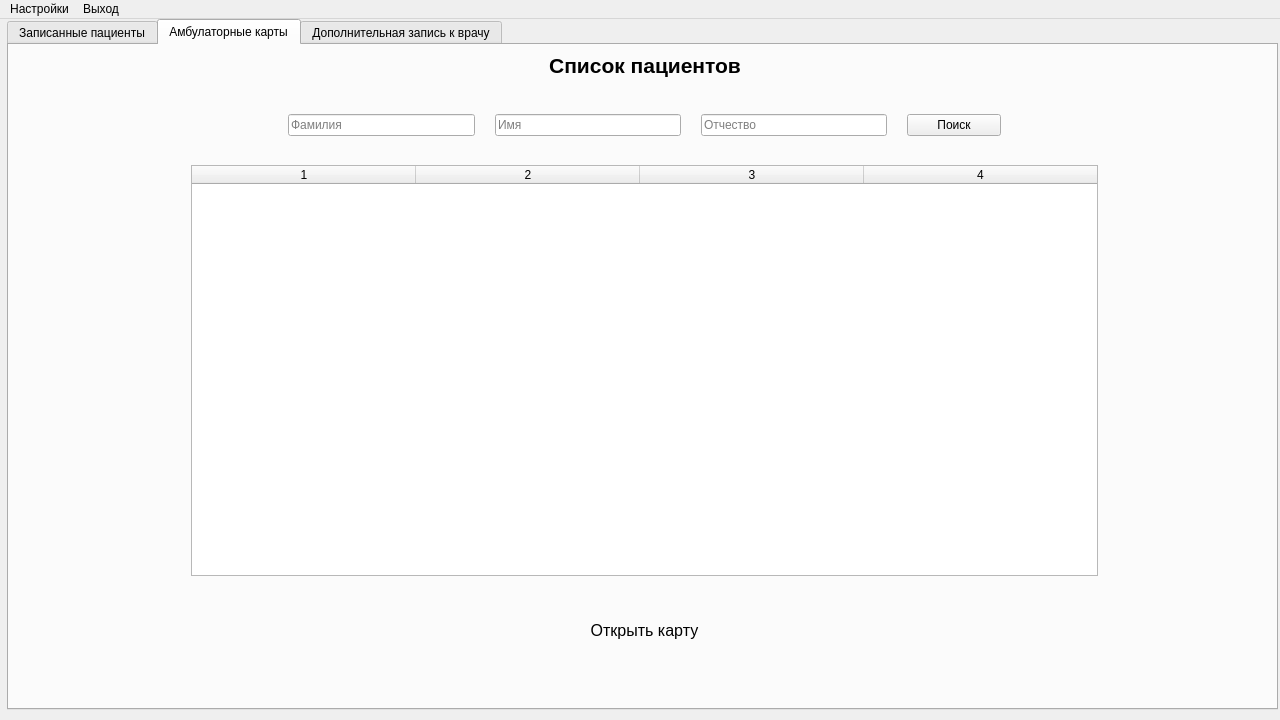
theseChains/uni-assignments, file 6th-semester/software-architecture/src/client/View/ApplicationViewUi.ui: the form before one commit.
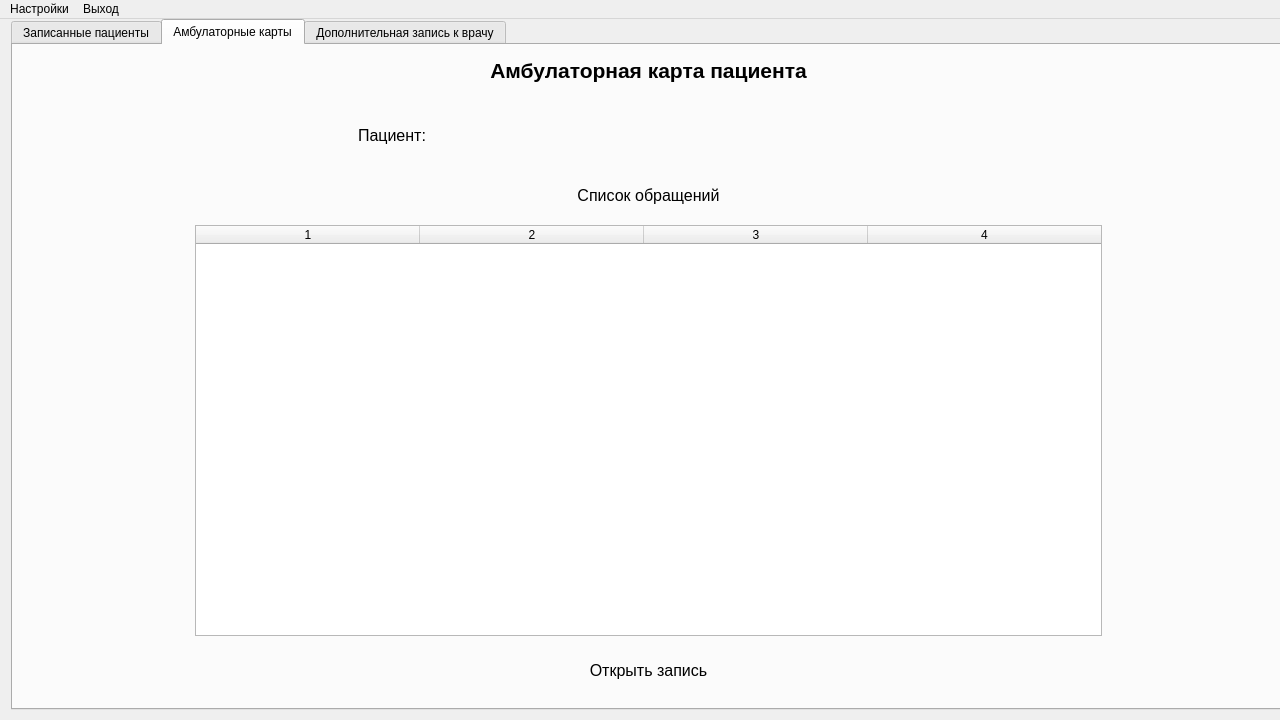
The form after the commit. The open tabs and pages were chosen to show the change.

Commit message: Fix medical record adds

Patch:
```diff
--- a/6th-semester/software-architecture/src/client/View/ApplicationViewUi.ui
+++ b/6th-semester/software-architecture/src/client/View/ApplicationViewUi.ui
@@ -3167,7 +3167,7 @@
      <widget class="QTabWidget" name="tabWidget">
       <property name="geometry">
        <rect>
-        <x>3</x>
+        <x>7</x>
         <y>0</y>
         <width>1271</width>
         <height>691</height>
@@ -3722,16 +3722,29 @@
        <attribute name="title">
         <string>Амбулаторные карты</string>
        </attribute>
-       <widget class="QWidget" name="horizontalLayoutWidget_23">
+       <widget class="QStackedWidget" name="OutpatientCardsStackedWidget">
         <property name="geometry">
          <rect>
           <x>0</x>
-          <y>120</y>
+          <y>0</y>
           <width>1271</width>
-          <height>411</height>
+          <height>661</height>
          </rect>
         </property>
-        <layout class="QHBoxLayout" name="horizontalLayout_73" stretch="2,10,2">
+        <property name="currentIndex">
+         <number>0</number>
+        </property>
+        <widget class="QWidget" name="page_3">
+         <widget class="QWidget" name="horizontalLayoutWidget_22">
+          <property name="geometry">
+           <rect>
+            <x>190</x>
+            <y>580</y>
+            <width>891</width>
+            <height>51</height>
+           </rect>
+          </property>
+          <layout class="QHBoxLayout" name="horizontalLayout_72" stretch="2,1,2">
          <item>
           <spacer name="horizontalSpacer_39">
            <property name="orientation">
@@ -3746,41 +3759,24 @@
           </spacer>
          </item>
          <item>
-          <widget class="QTableWidget" name="FoundClientsTable_2">
+            <widget class="QPushButton" name="OpenOutpatientCardButton">
            <property name="sizePolicy">
-            <sizepolicy hsizetype="Expanding" vsizetype="Expanding">
+              <sizepolicy hsizetype="Minimum" vsizetype="Preferred">
              <horstretch>0</horstretch>
              <verstretch>0</verstretch>
             </sizepolicy>
            </property>
-           <property name="horizontalScrollBarPolicy">
-            <enum>Qt::ScrollBarAlwaysOff</enum>
-           </property>
-           <property name="sizeAdjustPolicy">
-            <enum>QAbstractScrollArea::AdjustIgnored</enum>
-           </property>
-           <property name="columnCount">
-            <number>4</number>
-           </property>
-           <attribute name="horizontalHeaderMinimumSectionSize">
-            <number>40</number>
-           </attribute>
-           <attribute name="horizontalHeaderDefaultSectionSize">
-            <number>224</number>
-           </attribute>
-           <attribute name="horizontalHeaderStretchLastSection">
-            <bool>true</bool>
-           </attribute>
-           <attribute name="verticalHeaderVisible">
-            <bool>false</bool>
-           </attribute>
-           <attribute name="verticalHeaderDefaultSectionSize">
-            <number>40</number>
-           </attribute>
-           <column/>
-           <column/>
-           <column/>
-           <column/>
+             <property name="font">
+              <font>
+               <pointsize>12</pointsize>
+              </font>
+             </property>
+             <property name="styleSheet">
+              <string notr="true">border-radius: 25px;</string>
+             </property>
+             <property name="text">
+              <string>Открыть карту</string>
+             </property>
           </widget>
          </item>
          <item>
@@ -3804,7 +3800,7 @@
           <x>0</x>
           <y>0</y>
           <width>1271</width>
-          <height>41</height>
+            <height>51</height>
          </rect>
         </property>
         <layout class="QHBoxLayout" name="horizontalLayout_71">
@@ -3843,16 +3839,16 @@
          </item>
         </layout>
        </widget>
-       <widget class="QWidget" name="horizontalLayoutWidget_22">
+         <widget class="QWidget" name="horizontalLayoutWidget_23">
         <property name="geometry">
          <rect>
-          <x>190</x>
-          <y>560</y>
-          <width>891</width>
-          <height>51</height>
-         </rect>
-        </property>
-        <layout class="QHBoxLayout" name="horizontalLayout_72" stretch="2,1,2">
+            <x>0</x>
+            <y>140</y>
+            <width>1271</width>
+            <height>411</height>
+           </rect>
+          </property>
+          <layout class="QHBoxLayout" name="horizontalLayout_73" stretch="2,10,2">
          <item>
           <spacer name="horizontalSpacer_31">
            <property name="orientation">
@@ -3867,24 +3863,41 @@
           </spacer>
          </item>
          <item>
-          <widget class="QPushButton" name="OpenOutpatientCardButton_2">
+            <widget class="QTableWidget" name="OutpatientCardsTable">
            <property name="sizePolicy">
-            <sizepolicy hsizetype="Minimum" vsizetype="Preferred">
+              <sizepolicy hsizetype="Expanding" vsizetype="Expanding">
              <horstretch>0</horstretch>
              <verstretch>0</verstretch>
             </sizepolicy>
            </property>
-           <property name="font">
-            <font>
-             <pointsize>12</pointsize>
-            </font>
-           </property>
-           <property name="styleSheet">
-            <string notr="true">border-radius: 25px;</string>
-           </property>
-           <property name="text">
-            <string>Открыть карту</string>
-           </property>
+             <property name="horizontalScrollBarPolicy">
+              <enum>Qt::ScrollBarAlwaysOff</enum>
+             </property>
+             <property name="sizeAdjustPolicy">
+              <enum>QAbstractScrollArea::AdjustIgnored</enum>
+             </property>
+             <property name="columnCount">
+              <number>4</number>
+             </property>
+             <attribute name="horizontalHeaderMinimumSectionSize">
+              <number>40</number>
+             </attribute>
+             <attribute name="horizontalHeaderDefaultSectionSize">
+              <number>224</number>
+             </attribute>
+             <attribute name="horizontalHeaderStretchLastSection">
+              <bool>true</bool>
+             </attribute>
+             <attribute name="verticalHeaderVisible">
+              <bool>false</bool>
+             </attribute>
+             <attribute name="verticalHeaderDefaultSectionSize">
+              <number>40</number>
+             </attribute>
+             <column/>
+             <column/>
+             <column/>
+             <column/>
           </widget>
          </item>
          <item>
@@ -3905,10 +3918,10 @@
        <widget class="QWidget" name="horizontalLayoutWidget">
         <property name="geometry">
          <rect>
-          <x>0</x>
-          <y>60</y>
+            <x>1</x>
+            <y>70</y>
           <width>1271</width>
-          <height>41</height>
+            <height>51</height>
          </rect>
         </property>
         <layout class="QHBoxLayout" name="horizontalLayout_17" stretch="3,2,2,2,1,3">
@@ -3970,6 +3983,292 @@
           </spacer>
          </item>
         </layout>
+         </widget>
+        </widget>
+        <widget class="QWidget" name="MedicalRecordTablePage">
+         <widget class="QWidget" name="horizontalLayoutWidget_24">
+          <property name="geometry">
+           <rect>
+            <x>0</x>
+            <y>0</y>
+            <width>1271</width>
+            <height>51</height>
+           </rect>
+          </property>
+          <layout class="QHBoxLayout" name="horizontalLayout_76">
+           <item>
+            <spacer name="horizontalSpacer_43">
+             <property name="orientation">
+              <enum>Qt::Horizontal</enum>
+             </property>
+             <property name="sizeHint" stdset="0">
+              <size>
+               <width>40</width>
+               <height>20</height>
+              </size>
+             </property>
+            </spacer>
+           </item>
+           <item>
+            <widget class="QLabel" name="label_61">
+             <property name="text">
+              <string>&lt;html&gt;&lt;head/&gt;&lt;body&gt;&lt;p align=&quot;center&quot;&gt;&lt;span style=&quot; font-size:16pt; font-weight:600;&quot;&gt;Амбулаторная карта пациента&lt;/span&gt;&lt;/p&gt;&lt;/body&gt;&lt;/html&gt;</string>
+             </property>
+            </widget>
+           </item>
+           <item>
+            <spacer name="horizontalSpacer_44">
+             <property name="orientation">
+              <enum>Qt::Horizontal</enum>
+             </property>
+             <property name="sizeHint" stdset="0">
+              <size>
+               <width>40</width>
+               <height>20</height>
+              </size>
+             </property>
+            </spacer>
+           </item>
+          </layout>
+         </widget>
+         <widget class="QWidget" name="horizontalLayoutWidget_3">
+          <property name="geometry">
+           <rect>
+            <x>0</x>
+            <y>60</y>
+            <width>1271</width>
+            <height>61</height>
+           </rect>
+          </property>
+          <layout class="QHBoxLayout" name="horizontalLayout_20" stretch="3,1,4,3">
+           <item>
+            <spacer name="horizontalSpacer_45">
+             <property name="orientation">
+              <enum>Qt::Horizontal</enum>
+             </property>
+             <property name="sizeHint" stdset="0">
+              <size>
+               <width>40</width>
+               <height>20</height>
+              </size>
+             </property>
+            </spacer>
+           </item>
+           <item>
+            <widget class="QLabel" name="label_18">
+             <property name="text">
+              <string>&lt;html&gt;&lt;head/&gt;&lt;body&gt;&lt;p&gt;&lt;span style=&quot; font-size:12pt;&quot;&gt;Пациент:&lt;/span&gt;&lt;/p&gt;&lt;/body&gt;&lt;/html&gt;</string>
+             </property>
+            </widget>
+           </item>
+           <item>
+            <widget class="QLabel" name="OutpatientCardPagePatientInfo">
+             <property name="font">
+              <font>
+               <pointsize>12</pointsize>
+              </font>
+             </property>
+             <property name="text">
+              <string>&lt;html&gt;&lt;head/&gt;&lt;body&gt;&lt;p&gt;&lt;br/&gt;&lt;/p&gt;&lt;/body&gt;&lt;/html&gt;</string>
+             </property>
+            </widget>
+           </item>
+           <item>
+            <spacer name="horizontalSpacer_46">
+             <property name="orientation">
+              <enum>Qt::Horizontal</enum>
+             </property>
+             <property name="sizeHint" stdset="0">
+              <size>
+               <width>40</width>
+               <height>20</height>
+              </size>
+             </property>
+            </spacer>
+           </item>
+          </layout>
+         </widget>
+         <widget class="QWidget" name="horizontalLayoutWidget_25">
+          <property name="geometry">
+           <rect>
+            <x>0</x>
+            <y>180</y>
+            <width>1271</width>
+            <height>411</height>
+           </rect>
+          </property>
+          <layout class="QHBoxLayout" name="horizontalLayout_77" stretch="2,10,2">
+           <item>
+            <spacer name="horizontalSpacer_49">
+             <property name="orientation">
+              <enum>Qt::Horizontal</enum>
+             </property>
+             <property name="sizeHint" stdset="0">
+              <size>
+               <width>40</width>
+               <height>20</height>
+              </size>
+             </property>
+            </spacer>
+           </item>
+           <item>
+            <widget class="QTableWidget" name="MedicalRecordsTable">
+             <property name="sizePolicy">
+              <sizepolicy hsizetype="Expanding" vsizetype="Expanding">
+               <horstretch>0</horstretch>
+               <verstretch>0</verstretch>
+              </sizepolicy>
+             </property>
+             <property name="horizontalScrollBarPolicy">
+              <enum>Qt::ScrollBarAlwaysOff</enum>
+             </property>
+             <property name="sizeAdjustPolicy">
+              <enum>QAbstractScrollArea::AdjustIgnored</enum>
+             </property>
+             <property name="columnCount">
+              <number>4</number>
+             </property>
+             <attribute name="horizontalHeaderMinimumSectionSize">
+              <number>40</number>
+             </attribute>
+             <attribute name="horizontalHeaderDefaultSectionSize">
+              <number>224</number>
+             </attribute>
+             <attribute name="horizontalHeaderStretchLastSection">
+              <bool>true</bool>
+             </attribute>
+             <attribute name="verticalHeaderVisible">
+              <bool>false</bool>
+             </attribute>
+             <attribute name="verticalHeaderDefaultSectionSize">
+              <number>40</number>
+             </attribute>
+             <column/>
+             <column/>
+             <column/>
+             <column/>
+            </widget>
+           </item>
+           <item>
+            <spacer name="horizontalSpacer_50">
+             <property name="orientation">
+              <enum>Qt::Horizontal</enum>
+             </property>
+             <property name="sizeHint" stdset="0">
+              <size>
+               <width>40</width>
+               <height>20</height>
+              </size>
+             </property>
+            </spacer>
+           </item>
+          </layout>
+         </widget>
+         <widget class="QWidget" name="horizontalLayoutWidget_26">
+          <property name="geometry">
+           <rect>
+            <x>0</x>
+            <y>130</y>
+            <width>1271</width>
+            <height>41</height>
+           </rect>
+          </property>
+          <layout class="QHBoxLayout" name="horizontalLayout_78">
+           <item>
+            <spacer name="horizontalSpacer_53">
+             <property name="orientation">
+              <enum>Qt::Horizontal</enum>
+             </property>
+             <property name="sizeHint" stdset="0">
+              <size>
+               <width>40</width>
+               <height>20</height>
+              </size>
+             </property>
+            </spacer>
+           </item>
+           <item>
+            <widget class="QLabel" name="label_64">
+             <property name="text">
+              <string>&lt;html&gt;&lt;head/&gt;&lt;body&gt;&lt;p align=&quot;center&quot;&gt;&lt;span style=&quot; font-size:12pt;&quot;&gt;Список обращений&lt;/span&gt;&lt;/p&gt;&lt;/body&gt;&lt;/html&gt;</string>
+             </property>
+            </widget>
+           </item>
+           <item>
+            <spacer name="horizontalSpacer_54">
+             <property name="orientation">
+              <enum>Qt::Horizontal</enum>
+             </property>
+             <property name="sizeHint" stdset="0">
+              <size>
+               <width>40</width>
+               <height>20</height>
+              </size>
+             </property>
+            </spacer>
+           </item>
+          </layout>
+         </widget>
+         <widget class="QWidget" name="horizontalLayoutWidget_27">
+          <property name="geometry">
+           <rect>
+            <x>190</x>
+            <y>600</y>
+            <width>891</width>
+            <height>51</height>
+           </rect>
+          </property>
+          <layout class="QHBoxLayout" name="horizontalLayout_80" stretch="2,1,2">
+           <item>
+            <spacer name="horizontalSpacer_55">
+             <property name="orientation">
+              <enum>Qt::Horizontal</enum>
+             </property>
+             <property name="sizeHint" stdset="0">
+              <size>
+               <width>40</width>
+               <height>20</height>
+              </size>
+             </property>
+            </spacer>
+           </item>
+           <item>
+            <widget class="QPushButton" name="OpenOutpatientCardButton_2">
+             <property name="sizePolicy">
+              <sizepolicy hsizetype="Minimum" vsizetype="Preferred">
+               <horstretch>0</horstretch>
+               <verstretch>0</verstretch>
+              </sizepolicy>
+             </property>
+             <property name="font">
+              <font>
+               <pointsize>12</pointsize>
+              </font>
+             </property>
+             <property name="styleSheet">
+              <string notr="true">border-radius: 25px;</string>
+             </property>
+             <property name="text">
+              <string>Открыть запись</string>
+             </property>
+            </widget>
+           </item>
+           <item>
+            <spacer name="horizontalSpacer_56">
+             <property name="orientation">
+              <enum>Qt::Horizontal</enum>
+             </property>
+             <property name="sizeHint" stdset="0">
+              <size>
+               <width>40</width>
+               <height>20</height>
+              </size>
+             </property>
+            </spacer>
+           </item>
+          </layout>
+         </widget>
+        </widget>
        </widget>
       </widget>
       <widget class="QWidget" name="tab_6">
```
Left out of the diff: 22 changed lines with no effect on the pictures. Lines whose indentation alone changed are shown as unchanged. The commit also changes 12 other files.
